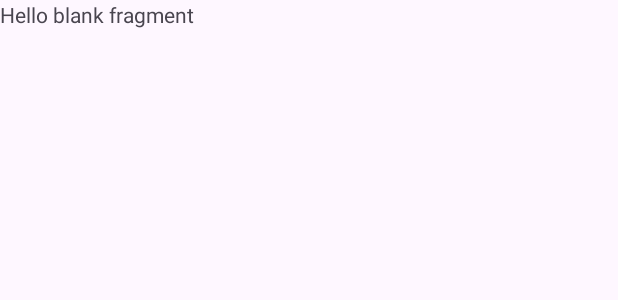
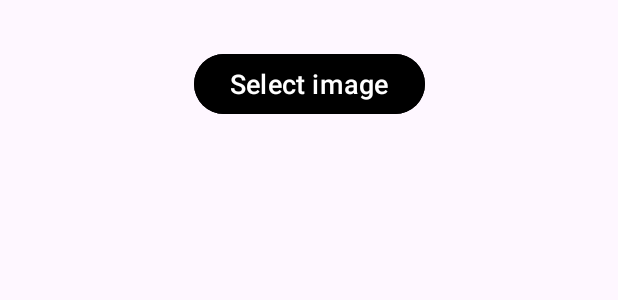
Before and after one commit to siretjorro/slidingpuzzle, an Android app: the layout fragment_start.xml on its own in the app's theme, with its tools: preview values and no code run, on a phone screen of 412 x 824 dp. Shown: the top 300 px of the screen. Run offline under Robolectric (Android 15) with nearby library versions, the phone set to English and light mode, and no system bars.

Commit message:
add image upload and display

```diff
--- a/app/src/main/res/layout/fragment_start.xml
+++ b/app/src/main/res/layout/fragment_start.xml
@@ -1,14 +1,92 @@
 <?xml version="1.0" encoding="utf-8"?>
-<FrameLayout xmlns:android="http://schemas.android.com/apk/res/android"
+<androidx.constraintlayout.widget.ConstraintLayout xmlns:android="http://schemas.android.com/apk/res/android"
+    xmlns:app="http://schemas.android.com/apk/res-auto"
     xmlns:tools="http://schemas.android.com/tools"
     android:layout_width="match_parent"
     android:layout_height="match_parent"
-    tools:context=".StartFragment">
+    tools:context=".StartFragment"
+    tools:ignore="ContentDescription">
 
-    <!-- TODO: Update blank fragment layout -->
-    <TextView
+    <Button
+        android:id="@+id/select_image_button"
+        android:layout_width="wrap_content"
+        android:layout_height="wrap_content"
+        android:layout_marginTop="32dp"
+        android:backgroundTint="#000000"
+        android:text="@string/select_image"
+        android:textColor="@android:color/white"
+        android:textSize="18sp"
+        app:layout_constraintEnd_toEndOf="parent"
+        app:layout_constraintStart_toStartOf="parent"
+        app:layout_constraintTop_toTopOf="parent" />
+
+    <GridLayout
+        android:id="@+id/gridLayout"
         android:layout_width="match_parent"
-        android:layout_height="match_parent"
-        android:text="@string/hello_blank_fragment" />
+        android:layout_height="0dp"
+        android:layout_margin="4dp"
+        android:columnCount="@integer/rows"
+        android:rowCount="@integer/rows"
+        android:stretchMode="columnWidth"
+        android:useDefaultMargins="true"
+        app:layout_constraintEnd_toEndOf="parent"
+        app:layout_constraintStart_toStartOf="parent"
+        app:layout_constraintTop_toBottomOf="@id/select_image_button">
 
-</FrameLayout>
+        <ImageView
+            android:layout_width="0dp"
+            android:layout_height="0dp"
+            android:layout_rowWeight="1"
+            android:layout_columnWeight="1" />
+
+        <ImageView
+            android:layout_width="0dp"
+            android:layout_height="0dp"
+            android:layout_rowWeight="1"
+            android:layout_columnWeight="1" />
+
+        <ImageView
+            android:layout_width="0dp"
+            android:layout_height="0dp"
+            android:layout_rowWeight="1"
+            android:layout_columnWeight="1" />
+
+        <ImageView
+            android:layout_width="0dp"
+            android:layout_height="0dp"
+            android:layout_rowWeight="1"
+            android:layout_columnWeight="1" />
+
+        <ImageView
+            android:layout_width="0dp"
+            android:layout_height="0dp"
+            android:layout_rowWeight="1"
+            android:layout_columnWeight="1" />
+
+        <ImageView
+            android:layout_width="0dp"
+            android:layout_height="0dp"
+            android:layout_rowWeight="1"
+            android:layout_columnWeight="1" />
+
+        <ImageView
+            android:layout_width="0dp"
+            android:layout_height="0dp"
+            android:layout_rowWeight="1"
+            android:layout_columnWeight="1" />
+
+        <ImageView
+            android:layout_width="0dp"
+            android:layout_height="0dp"
+            android:layout_rowWeight="1"
+            android:layout_columnWeight="1" />
+
+        <ImageView
+            android:layout_width="0dp"
+            android:layout_height="0dp"
+            android:layout_rowWeight="1"
+            android:layout_columnWeight="1" />
+
+    </GridLayout>
+
+</androidx.constraintlayout.widget.ConstraintLayout>
--- /dev/null
+++ b/app/src/main/res/values/integers.xml
@@ -0,0 +1,4 @@
+<?xml version="1.0" encoding="utf-8"?>
+<resources>
+    <integer name="rows">3</integer>
+</resources>
--- a/app/src/main/res/values/strings.xml
+++ b/app/src/main/res/values/strings.xml
@@ -1,5 +1,5 @@
 <resources>
     <string name="app_name">SlidingPuzzle</string>
     <!-- TODO: Remove or change this placeholder text -->
-    <string name="hello_blank_fragment">Hello blank fragment</string>
+    <string name="select_image">Select image</string>
 </resources>
```
Also changed, not shown: app/src/main/java/io/github/siretjorro/slidingpuzzle/StartFragment.kt (+61 -35 lines), app/src/main/java/io/github/siretjorro/slidingpuzzle/util/BitmapUtil.kt (added, +55 -0 lines), 1 other file.
